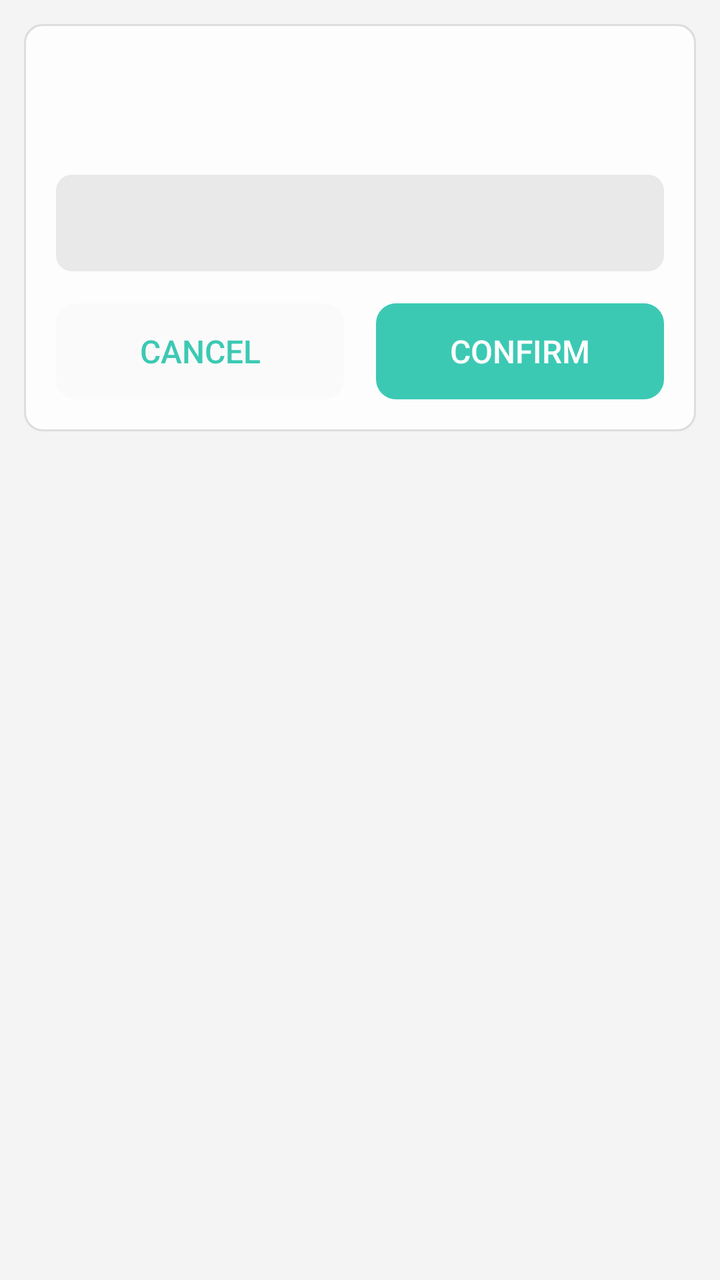
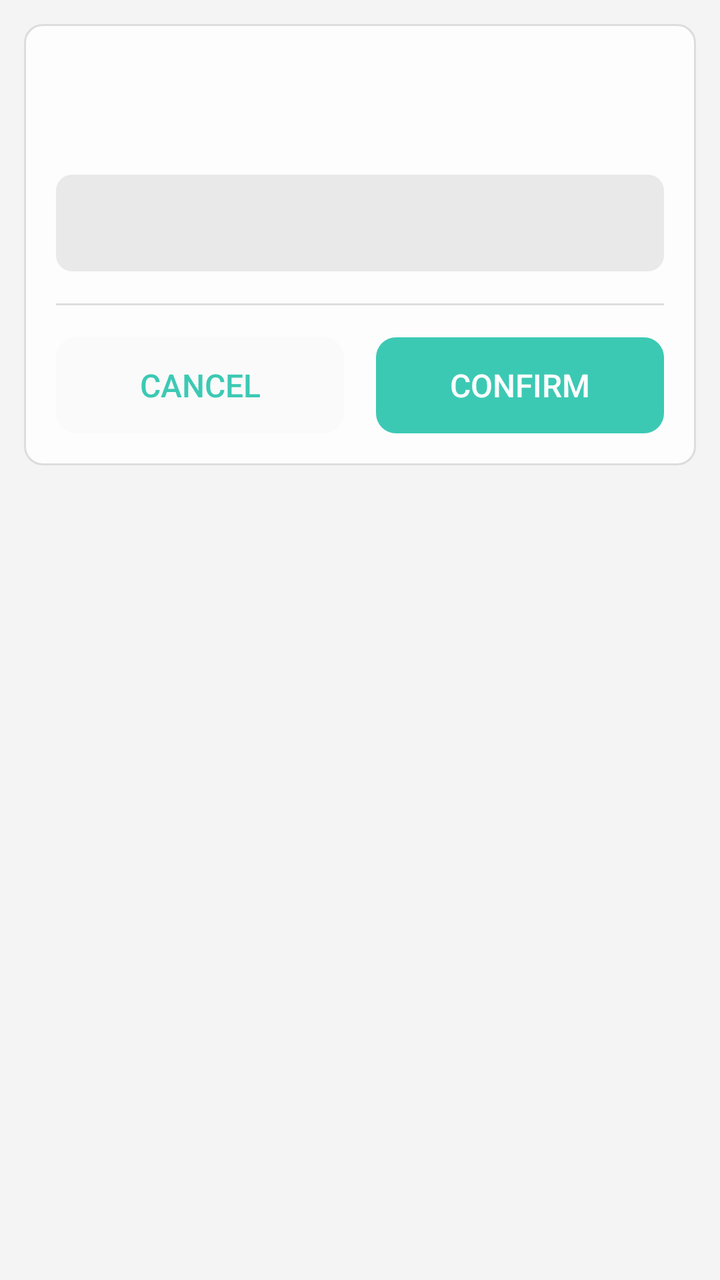

Two renders of the same Android screen: before a commit and after it. Below are the layout's source before the change and the commit's diff.
<!-- AndroidManifest.xml: application theme AppTheme -->
<!-- res/layout/kr_dialog_params_small.xml -->
<?xml version="1.0" encoding="utf-8"?>
<LinearLayout xmlns:android="http://schemas.android.com/apk/res/android"
    style="@style/dialogRoot"
    android:clickable="true"
    android:focusable="true"
    android:orientation="vertical"
    android:layout_width="match_parent"
    android:layout_height="wrap_content">

    <LinearLayout
        android:layout_width="match_parent"
        android:layout_height="wrap_content"
        android:background="@drawable/krscript_item_ripple_kon"
        android:orientation="vertical">

        <TextView
            android:id="@+id/title"
            style="@style/dialogTitle" />

        <TextView
            android:id="@+id/desc"
            style="@style/dialogDesc" />

        <TextView
            android:id="@+id/warn"
            style="@style/dialogWarn" />

        <TextView
            android:id="@+id/kr_rows"
            android:layout_width="match_parent"
            android:layout_height="wrap_content"
            android:layout_marginHorizontal="16dp"
            android:visibility="gone"
            style="@style/textSmall" />

        <ImageView
            android:id="@+id/kr_rows_photo"
            android:layout_width="match_parent"
            android:layout_height="wrap_content"
            android:layout_marginHorizontal="16dp"
            android:layout_marginTop="8dp"
            android:visibility="gone"
            android:scaleType="fitCenter"
            android:adjustViewBounds="true" />

        <FrameLayout
            android:id="@+id/kr_params_center"
            android:layout_marginTop="16dp"
            android:layout_marginHorizontal="16dp"
            android:layout_width="match_parent"
            android:layout_height="wrap_content"
            android:layout_gravity="center_vertical" />

        <LinearLayout
            android:layout_width="match_parent"
            android:layout_height="wrap_content"
            android:layout_marginBottom="16dp"
            android:layout_marginHorizontal="16dp"
            android:orientation="horizontal">

            <Button
                android:id="@id/btn_cancel"
                style="@style/dialogCancelBtn"
                android:text="@string/btn_cancel" />

            <Button
                android:id="@id/btn_confirm"
                style="@style/dialogConfirmBtn"
                android:text="@string/btn_confirm" />
        </LinearLayout>
    </LinearLayout>
</LinearLayout>
<!-- resources referenced by this layout -->
<resources>
  <string name="btn_cancel">Cancel</string>
  <string name="btn_confirm">Confirm</string>
  <style name="dialogCancelBtn" parent="dialogLargeBtn">
          <item name="android:layout_marginStart">0dp</item>
          <item name="android:background">@drawable/btn_bg_large_secondary</item>
      </style>
  <style name="dialogConfirmBtn" parent="dialogLargeBtn">
          <item name="android:textColor">#FFFFFF</item>
          <item name="android:background">@drawable/btn_bg_large</item>
      </style>
  <style name="dialogDesc" parent="@style/textSmall">
          <item name="android:paddingStart">16dp</item>
          <item name="android:paddingEnd">16dp</item>
          <item name="android:paddingTop">8dp</item>
          <item name="android:layout_width">match_parent</item>
          <item name="android:layout_height">wrap_content</item>
      </style>
  <style name="dialogRoot">
          <item name="android:layout_width">match_parent</item>
          <item name="android:layout_height">match_parent</item>
          <item name="android:orientation">vertical</item>
          <item name="android:padding">12dp</item>
      </style>
  <style name="dialogTitle" parent="@style/textTitle">
          <item name="android:paddingStart">16dp</item>
          <item name="android:paddingEnd">16dp</item>
          <item name="android:paddingTop">16dp</item>
          <item name="android:layout_width">match_parent</item>
          <item name="android:layout_height">wrap_content</item>
      </style>
  <style name="textSmall">
          <item name="android:textColor">?android:attr/textColorSecondary</item>
          <item name="android:textSize">12sp</item>
      </style>
  <style name="textTitle">
          <item name="android:textColor">?android:attr/textColorPrimary</item>
          <item name="android:textStyle">bold</item>
          <item name="android:textSize">14dp</item>
      </style>
  <!-- drawable in_card_item_inactive (drawable) -->
  <?xml version="1.0" encoding="utf-8"?>
  <shape xmlns:android="http://schemas.android.com/apk/res/android"
      android:shape="rectangle">
      <solid android:color="?attr/colorParse" />
      <corners android:radius="8dp" />
  </shape>
  <color name="colorPrimary">#64CDB6</color>
  <color name="colorPrimaryDark">#30C7B6</color>
  <color name="colorAccent">#0dbda2</color>
  <color name="colorParseDark">#20605f5f</color>
  <color name="colorPirmDark">#20000000</color>
  <color name="status_bg_light">@android:color/white</color>
  <color name="window_bg_light">#f4f4f4</color>
  <color name="cardBgLight">#CCFFFFFF</color>
  <!-- drawable seekbar_thumb (drawable) -->
  <?xml version="1.0" encoding="utf-8"?>
  <shape xmlns:android="http://schemas.android.com/apk/res/android">
      <solid android:color="@android:color/transparent" />
      <corners android:radius="10dp" />
      <size
          android:width="12dp"
          android:height="12dp" />
  </shape>
  <!-- drawable switch_track_disabled (drawable) -->
  <?xml version="1.0" encoding="utf-8"?>
  <shape xmlns:android="http://schemas.android.com/apk/res/android">
      <solid android:color="#22888888" />
      <corners android:radius="10dp" />
      <size android:width="66dp" android:height="20dp" />
  </shape>
  <!-- drawable switch_track_open (drawable) -->
  <?xml version="1.0" encoding="utf-8"?>
  <shape xmlns:android="http://schemas.android.com/apk/res/android">
      <solid android:color="?android:colorAccent" />
      <corners android:radius="10dp" />
      <size android:width="66dp" android:height="20dp" />
  </shape>
  <!-- drawable switch_track_close (drawable) -->
  <?xml version="1.0" encoding="utf-8"?>
  <shape xmlns:android="http://schemas.android.com/apk/res/android">
      <solid android:color="#44888888" />
      <corners android:radius="10dp" />
      <size android:width="66dp" android:height="20dp" />
  </shape>
  <!-- unchanged entries left out for length: 19 -->
</resources>

<!-- the commit's change to res/layout/kr_dialog_params_small.xml (unified diff, before → after) -->
@@ -51,6 +51,14 @@
             android:layout_height="wrap_content"
             android:layout_gravity="center_vertical" />
 
+        
+        <View
+            android:layout_width="match_parent"
+            android:layout_height="1dp"
+            android:layout_marginHorizontal="16dp"
+            android:layout_marginBottom="16dp"
+            android:background="?android:attr/listDivider" />
+
         <LinearLayout
             android:layout_width="match_parent"
             android:layout_height="wrap_content"
